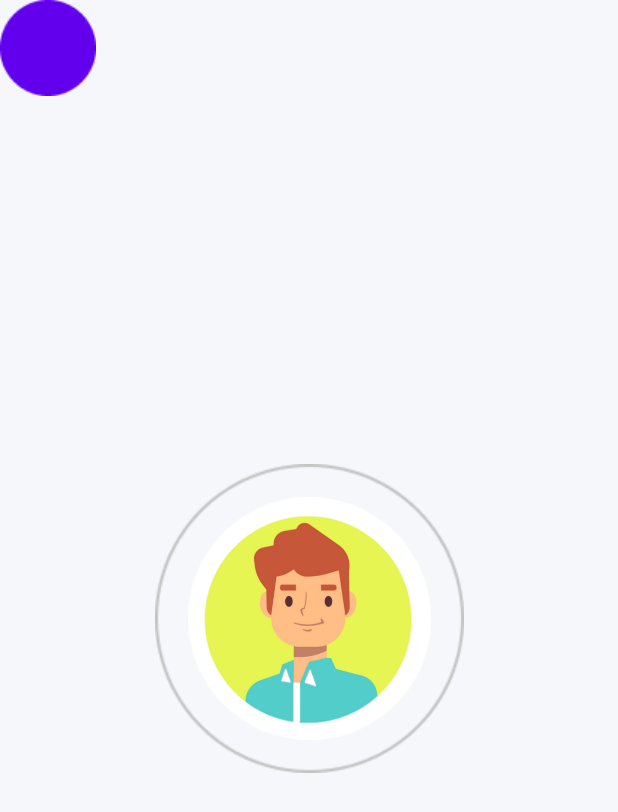
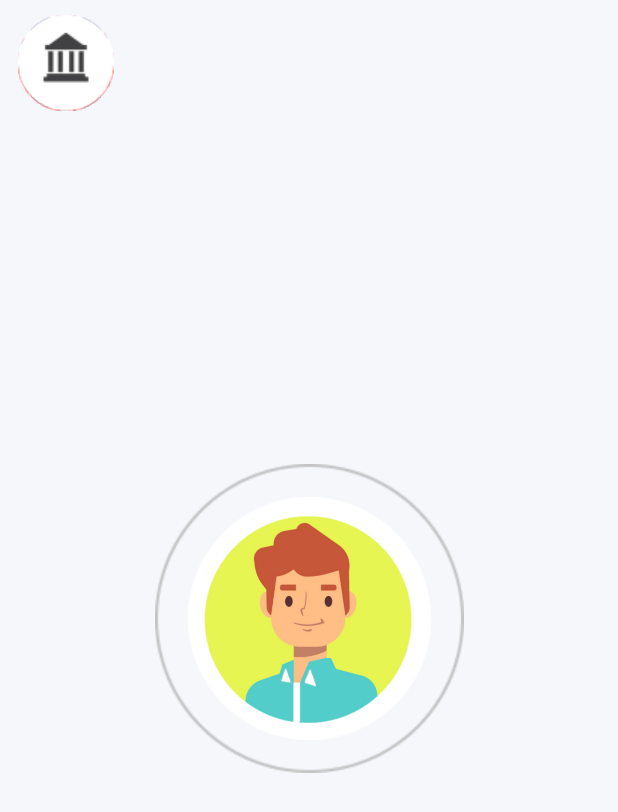
Before and after one commit to PSPMonster/F.E.G., an Android app: the MainMenuActivity screen opened directly, with no data from a screen before it, on a phone screen of 412 x 824 dp. Shown: the top 812 px of the screen. Run offline under Robolectric (Android 15) with nearby library versions, the phone set to English and light mode, and no system bars.

Commit message:
Dodano przyciski przedmiotow

```diff
--- a/app/src/main/res/layout/activity_main_menu.xml
+++ b/app/src/main/res/layout/activity_main_menu.xml
@@ -37,13 +37,48 @@
         app:layout_constraintTop_toTopOf="parent"
         app:srcCompat="@drawable/maleAvatar" />
 
-    <Button
-        android:id="@+id/button2"
-        android:layout_width="64dp"
-        android:layout_height="64dp"
-        android:background="@drawable/englishIcon"
-        android:text=""
-        tools:layout_editor_absoluteX="226dp"
-        tools:layout_editor_absoluteY="103dp" />
+    <ImageButton
+        android:id="@+id/searchImageButton"
+        android:layout_width="wrap_content"
+        android:layout_height="wrap_content"
+        android:layout_alignParentTop="true"
+        android:layout_alignParentRight="true"
+        android:backgroundTint="#00FFFFFF"
+        android:src="@drawable/englishIcon"
+        tools:layout_editor_absoluteX="268dp"
+        tools:layout_editor_absoluteY="137dp" />
+
+    <ImageButton
+        android:id="@+id/searchImageButton2"
+        android:layout_width="wrap_content"
+        android:layout_height="wrap_content"
+        android:layout_alignParentTop="true"
+        android:layout_alignParentRight="true"
+        android:backgroundTint="#00FFFFFF"
+        android:src="@drawable/math"
+        tools:layout_editor_absoluteX="37dp"
+        tools:layout_editor_absoluteY="162dp" />
+
+    <ImageButton
+        android:id="@+id/searchImageButton3"
+        android:layout_width="wrap_content"
+        android:layout_height="wrap_content"
+        android:layout_alignParentTop="true"
+        android:layout_alignParentRight="true"
+        android:backgroundTint="#00FFFFFF"
+        android:src="@drawable/polish"
+        tools:layout_editor_absoluteX="52dp"
+        tools:layout_editor_absoluteY="516dp" />
+
+    <ImageButton
+        android:id="@+id/searchImageButton4"
+        android:layout_width="wrap_content"
+        android:layout_height="wrap_content"
+        android:layout_alignParentTop="true"
+        android:layout_alignParentRight="true"
+        android:backgroundTint="#00FFFFFF"
+        android:src="@drawable/history"
+        tools:layout_editor_absoluteX="256dp"
+        tools:layout_editor_absoluteY="500dp" />
 
 </androidx.constraintlayout.widget.ConstraintLayout>
```
Also changed, not shown: app/src/main/res/drawable/history.png (added), app/src/main/res/drawable/math.png (added), app/src/main/res/drawable/polish.png (added).
